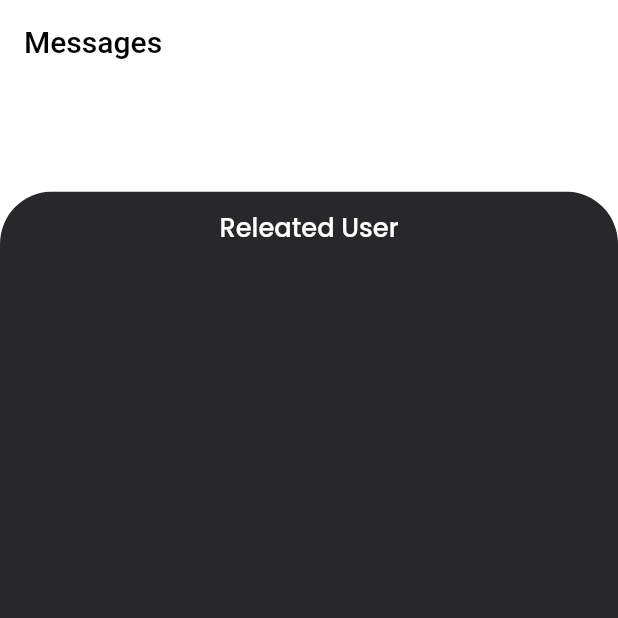
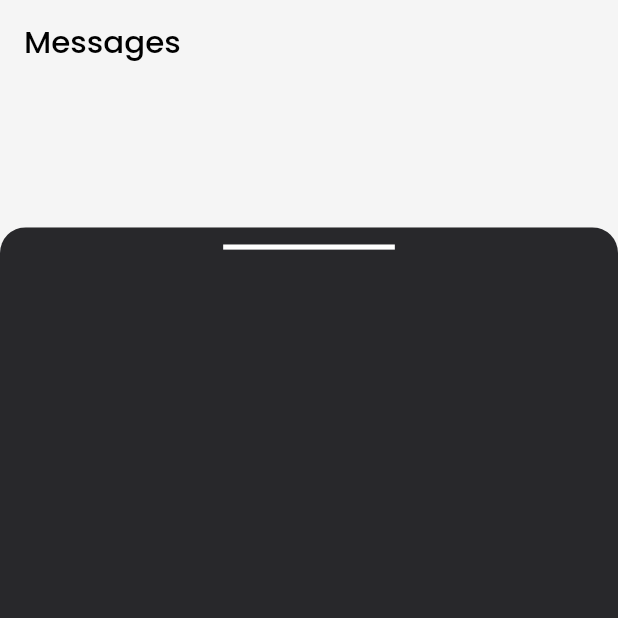
Before and after one commit to AnuroopFarkya11/flameloop_main, a Flutter app: the RecentChatScreen screen opened by its route, on a phone screen of 412 x 824 dp, the top half of it. Run offline on Flutter 3.47's test engine with Material 2 defaults, Android fonts, the phone set to English and light mode, and no system bars; our stand-ins replace cached_network_image, cloud_firestore, firebase_auth, firebase_core, firebase_storage, flutter_screenutil and 9 more; missing offline and left inert: dart:ffi; accounts and stored records are empty.

Commit message:
little update in UI

```diff
--- a/lib/app/screens/chat_screens/recent_chat_screen.dart
+++ b/lib/app/screens/chat_screens/recent_chat_screen.dart
@@ -11,19 +11,23 @@ class RecentChatScreen extends GetView<ChatController> {
   @override
   Widget build(BuildContext context) {
     return Scaffold(
-      backgroundColor: Colors.white,
+      backgroundColor: Colors.grey[100],
       appBar: AppBar(
         automaticallyImplyLeading: false,
-        title: const Text(
+        title: Text(
           "Messages",
-          style: TextStyle(color: Colors.black),
+            style: GoogleFonts.poppins(
+              fontWeight: FontWeight.w500,
+              fontSize: 18.sp,
+              color: Colors.black
+          ),
         ),
         elevation: 0,
-        backgroundColor: Colors.white,
+        backgroundColor: Colors.grey[100],
         bottom: PreferredSize(
           preferredSize: Size(
             MediaQuery.of(context).size.width,
-            60.h,
+            80.h,
           ),
           child: Container(
             color: Colors.blueAccent,
@@ -31,58 +35,31 @@ class RecentChatScreen extends GetView<ChatController> {
         ),
       ),
       body: Container(
-        padding: EdgeInsets.symmetric(horizontal: 10.w, vertical: 10.w),
+        padding: EdgeInsets.symmetric(horizontal: 20.w, vertical: 10.w),
         decoration: BoxDecoration(
           color: Theme.of(context).colorScheme.primary,
-          borderRadius: const BorderRadius.only(
-            topLeft: Radius.circular(35),
-            topRight: Radius.circular(35),
+          borderRadius: BorderRadius.only(
+            topLeft: Radius.circular(15.r),
+            topRight: Radius.circular(15.r),
           ),
         ),
         child: Column(
+          crossAxisAlignment: CrossAxisAlignment.start,
           children: [
+            Align(
+              alignment: Alignment.center,
+              child: Container(
+                width: 100.w,
+                height: 3.h,
+                decoration: BoxDecoration(
+                  color: Colors.white
+                ),
+              ),
+            ),
             // Image.asset(
             //   "assets/messageScreen/image.png",
             //   height: 300,
             // ),
-            // Text(
-            //   ContentStrings.getMessageScreenStr1,
-            //   style: GoogleFonts.poppins(
-            //     color: Colors.white,
-            //     fontSize: 17,
-            //     fontWeight: FontWeight.w600,
-            //   ),
-            // ),
-            // Text(
-            //   ContentStrings.getMessageScreenStr2,
-            //   style: GoogleFonts.poppins(
-            //     color: Colors.white,
-            //     fontSize: 13,
-            //   ),
-            //   textAlign: TextAlign.center,
-            // ),
-            // const SizedBox(
-            //   height: 20,
-            // ),
-            // ElevatedButton(
-            //   onPressed: () {
-            //     Get.toNamed(RoutePaths.startNewChatScreen);
-            //   },
-            //   child: Text(
-            //     "Send a message",
-            //     style: GoogleFonts.poppins(
-            //       color: Theme.of(context).colorScheme.primary,
-            //     ),
-            //   ),
-            // )
-            Text(
-              "Releated User",
-              style: GoogleFonts.poppins(
-                color: Colors.white,
-                fontWeight: FontWeight.w500,
-                fontSize: 15.sp,
-              ),
-            ),
             Obx(
               () => !controller.isLoading.value
                   ? Expanded(
--- a/lib/main.dart
+++ b/lib/main.dart
@@ -48,7 +48,7 @@ class MyApp extends StatelessWidget {
             ),
           ),
         ),
-        initialRoute: RoutePaths.messageScreen,
+        initialRoute: RoutePaths.splashScreen,
         getPages: RouteClass.routes,
       ),
     );
```
